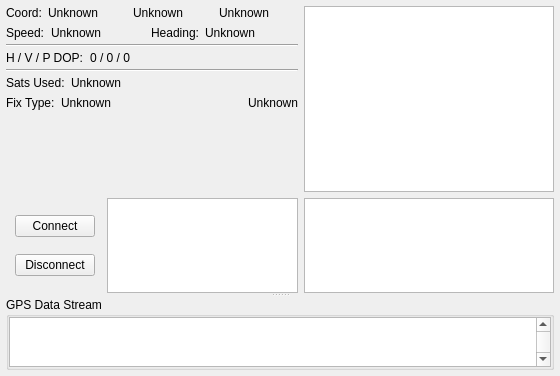
openpilot/OpenPilot, file ground/src/plugins/gpsdisplay/gpsdisplaywidget.ui: the form before one commit.
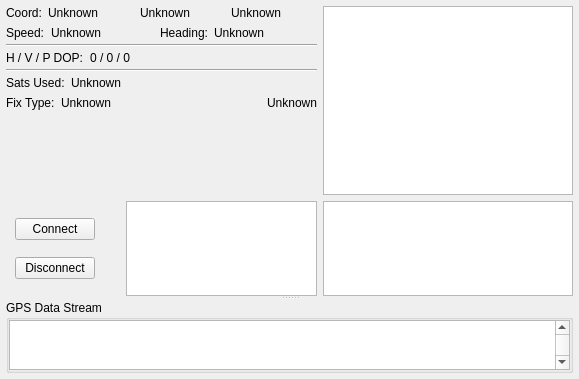
The form after the commit. Custom widgets are drawn as their Qt base class.

Commit message: GPS Display gadget: also display SNR above each satellite bar in the display gadget.

What changed in the file:
```diff
--- a/ground/src/plugins/gpsdisplay/gpsdisplaywidget.ui
+++ b/ground/src/plugins/gpsdisplay/gpsdisplaywidget.ui
@@ -6,8 +6,8 @@
    <rect>
     <x>0</x>
     <y>0</y>
-    <width>560</width>
-    <height>376</height>
+    <width>579</width>
+    <height>379</height>
    </rect>
   </property>
   <property name="sizePolicy">
```
Left out of the diff: 5 changed lines with no effect on the pictures. The commit also changes 2 other files.
